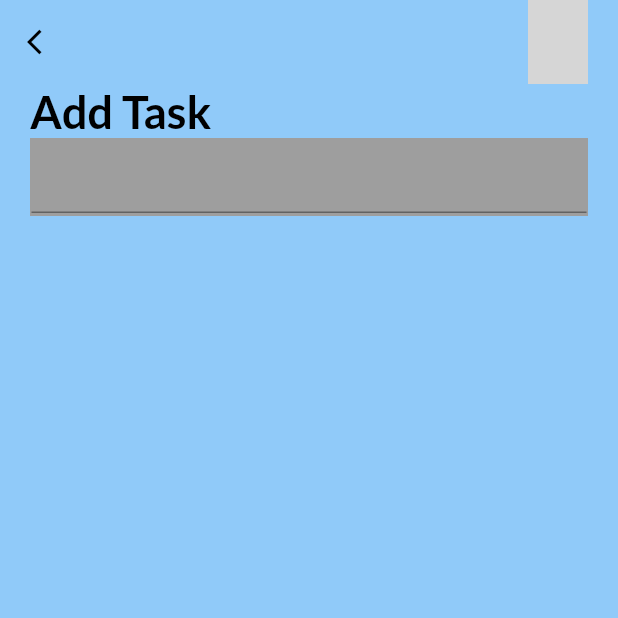
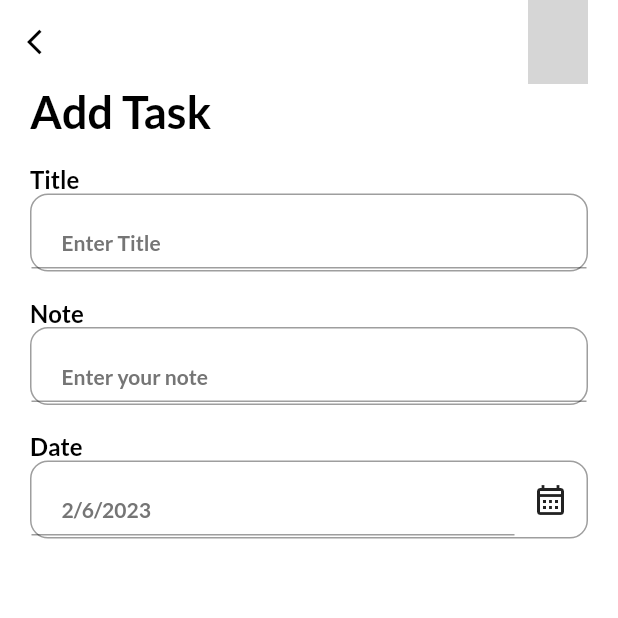
Before and after one commit to Neutx/Remind_Me, a Flutter app: the AddTaskPage screen opened directly, on a phone screen of 412 x 824 dp, the top half of it. Run offline on Flutter 3.47's test engine with Material 2 defaults, Android fonts, the light colour scheme and no system bars; our stand-ins replace date_picker_timeline, flutter_local_notifications, get, get_storage, google_fonts; accounts and stored records are empty; grey boxes are pictures that could not be loaded.

Commit message:
input fields added

```diff
--- a/lib/theme.dart
+++ b/lib/theme.dart
@@ -17,9 +17,8 @@ Color darkHeaderClr = Color(0xff424242);
 
 class Themes{
   static final light = ThemeData(
-
+    backgroundColor: Colors.white,
     primaryColor: primaryClr,
-    appBarTheme: AppBarTheme(color: primaryClr,),
     brightness: Brightness.light
   );
   static final dark= ThemeData(
@@ -59,3 +58,13 @@ TextStyle get titleStyle{
       )
   );
 }
+
+TextStyle get subTitleStyle{
+  return GoogleFonts.lato(
+      textStyle: TextStyle(
+        fontSize: 14,
+        fontWeight: FontWeight.bold,
+        color: Get.isDarkMode?Colors.grey[100]:Colors.grey[600],
+      )
+  );
+}
--- a/lib/ui/add_task_bar.dart
+++ b/lib/ui/add_task_bar.dart
@@ -2,42 +2,40 @@ import 'package:flutter/cupertino.dart';
 import 'package:flutter/material.dart';
 import 'package:get/get.dart';
 import 'package:get/get_core/src/get_main.dart';
+import 'package:intl/intl.dart';
 import 'package:reminder_app/theme.dart';
+import 'package:reminder_app/ui/widgets/input_field.dart';
 
-class AddTaskPage extends StatelessWidget {
+class AddTaskPage extends StatefulWidget {
   const AddTaskPage({Key? key}) : super(key: key);
 
+  @override
+  State<AddTaskPage> createState() => _AddTaskPageState();
+}
+
+class _AddTaskPageState extends State<AddTaskPage> {
+  DateTime _selectedDate = DateTime.now();
   @override
   Widget build(BuildContext context) {
     return Scaffold(
       backgroundColor: context.theme.backgroundColor,
       appBar: _appBar(context),
       body: SingleChildScrollView(
-        padding:const EdgeInsets.only(left: 20,right: 20),
+        padding: EdgeInsets.only(left: 20,right: 20),
         child: Container(child: Column(
           crossAxisAlignment: CrossAxisAlignment.start,
           children: [
             Text("Add Task",
             style: headingStyle,),
-            Container(
-              height: 52,
-              color: Colors.grey,
-              decoration: BoxDecoration(
-                border: Border.all(
-                  color: Colors.grey,
-                  width: 1
-                ),
-                borderRadius: BorderRadius.circular(12),
-              ),
-              child: Row(
-                children: <Widget>[
-                  Expanded(
-                      child: TextFormField(
-                        autofocus: false
-                  ))
-                ],
-              ),
-            ),
+            MyInputField(title: 'Title', hint: 'Enter Title',),
+            MyInputField(title: 'Note', hint: 'Enter your note',),
+            MyInputField(title: 'Date', hint: DateFormat.yMd().format(_selectedDate),
+            widget: IconButton( icon: Icon(Icons.calendar_month_outlined),
+              onPressed: () {
+
+              },),)
+
+
 
           ],
         ),),
--- a/lib/ui/widgets/input_field.dart
+++ b/lib/ui/widgets/input_field.dart
@@ -1,4 +1,7 @@
 import 'package:flutter/cupertino.dart';
+import 'package:flutter/material.dart';
+import 'package:get/get.dart';
+import 'package:get/get_core/src/get_main.dart';
 
 import '../../theme.dart';
 
@@ -14,9 +17,41 @@ class MyInputField extends StatelessWidget {
     return Container(
       margin: EdgeInsets.only(top: 18),
       child: Column(
+        crossAxisAlignment: CrossAxisAlignment.start,
         children: [
           Text(title,style: titleStyle,),
-          MyInputField(title: 'Title', hint: 'Enter Title',),
+          Container(
+            height: 52,
+            decoration: BoxDecoration(
+              border: Border.all(
+                  color: Colors.grey,
+                  width: 1
+              ),
+              borderRadius: BorderRadius.circular(12),
+            ),
+            child: Row(
+              children: <Widget>[
+                Expanded(
+                    child: TextFormField(
+                      readOnly: widget==null?false:true,
+                      autofocus: false,
+                      cursorColor: Get.isDarkMode?Colors.grey[100]:Colors.grey[700],
+                      controller: controller,
+                      style: subTitleStyle,
+                      decoration: InputDecoration(
+                        hintText: hint,
+                        hintStyle: subTitleStyle,
+                        focusedBorder: UnderlineInputBorder(
+                          borderSide: BorderSide(color: context.theme.backgroundColor,
+                          width: 0),
+                        ),
+                        contentPadding: EdgeInsets.only(left: 20, top: 14),
+                      ),
+                    )),
+                widget==null?Container():widget!,
+              ],
+            ),
+          ),
         ],
       ),
     );
```
